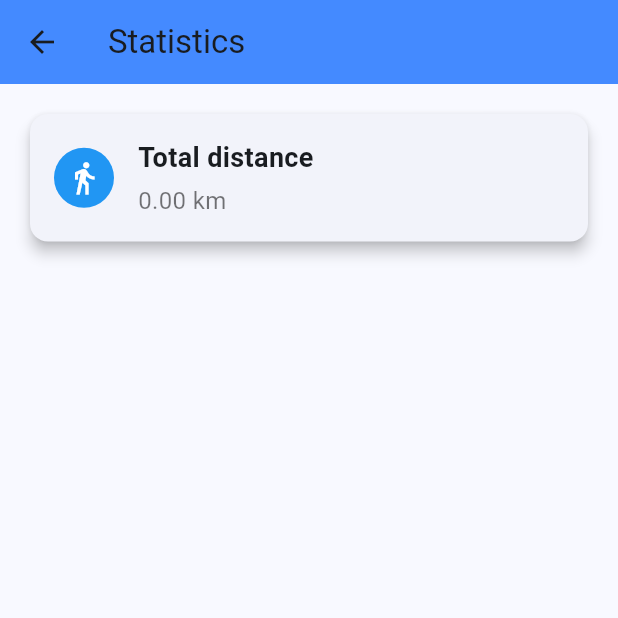
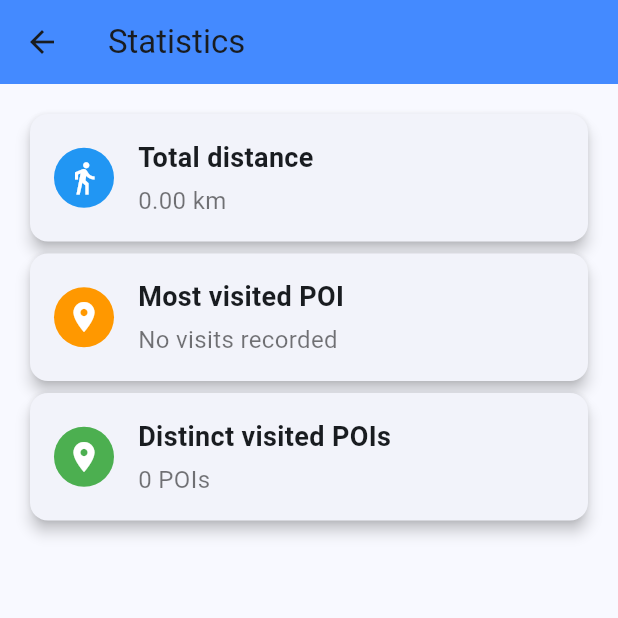
Before and after one commit to Tymisko/cieszyn-guide, a Flutter app: the screen it shows after launch, in the side drawer, after a tap on "Statistics", on a phone screen of 412 x 824 dp, the top half of it. Run offline on Flutter 3.47's test engine with Material 3 defaults, Android fonts, the phone set to English and light mode, and no system bars; our stand-ins replace flutter_map, geolocator, latlong2, sqflite; accounts and stored records are empty.

Commit message:
POIs statistics done

```diff
--- a/lib/features/db/app_database.dart
+++ b/lib/features/db/app_database.dart
@@ -22,6 +22,9 @@ class AppDatabase {
         db.execute(
           'CREATE TABLE statistics(id INTEGER PRIMARY KEY AUTOINCREMENT, distance REAL, timestamp TEXT)',
         );
+        db.execute(
+          'CREATE TABLE visited_pois(id INTEGER PRIMARY KEY AUTOINCREMENT, poi_id INTEGER, visit_count INTEGER, last_visited TEXT, visit_timestamp TEXT, FOREIGN KEY (poi_id) REFERENCES pois(id))'
+        );
       },
     );
   }
--- a/lib/features/geolocation/screens/statistic_screen.dart
+++ b/lib/features/geolocation/screens/statistic_screen.dart
@@ -10,12 +10,16 @@ class StatisticsScreen extends StatefulWidget {
 
 class _StatisticsScreenState extends State<StatisticsScreen> {
   late Future<double> totalKilometers;
+  late Future<Map<String, dynamic>> mostVisitedPOI;
+  late Future<int> distinctPOICount;
 
   @override
   void initState() {
     super.initState();
     final statisticService = StatisticService();
     totalKilometers = statisticService.getTotalDistance();
+    mostVisitedPOI = statisticService.getMostVisitedPOI();
+    distinctPOICount = statisticService.getDistinctVisitedPOIsCount();
   }
 
   @override
@@ -44,6 +48,27 @@ class _StatisticsScreenState extends State<StatisticsScreen> {
 
             final totalKilometers = snapshot.data ?? 0.0;
 
+            return FutureBuilder<Map<String, dynamic>>(
+              future: mostVisitedPOI,
+              builder: (context, mostVisitedSnapshot) {
+                if (mostVisitedSnapshot.connectionState == ConnectionState.waiting) {
+                  return const Center(child: CircularProgressIndicator());
+                }
+
+                final mostVisitedData = mostVisitedSnapshot.data ?? {};
+                final mostVisitedPOI = mostVisitedData.isNotEmpty
+                    ? 'POI ID: ${mostVisitedData['poi_id']} with ${mostVisitedData['visit_count']} visits'
+                    : 'No visits recorded';
+
+                return FutureBuilder<int>(
+                  future: distinctPOICount,
+                  builder: (context, distinctPOICountSnapshot) {
+                    if (distinctPOICountSnapshot.connectionState == ConnectionState.waiting) {
+                      return const Center(child: CircularProgressIndicator());
+                    }
+
+                    final distinctPOIs = distinctPOICountSnapshot.data ?? 0;
+
                     return Column(
                       crossAxisAlignment: CrossAxisAlignment.stretch,
                       children: [
@@ -53,7 +78,23 @@ class _StatisticsScreenState extends State<StatisticsScreen> {
                           Icons.directions_walk,
                           Colors.blue,
                         ),
+                        _buildStatCard(
+                          'Most visited POI',
+                          mostVisitedPOI,
+                          Icons.location_on,
+                          Colors.orange,
+                        ),
+                        _buildStatCard(
+                          'Distinct visited POIs',
+                          '$distinctPOIs POIs',
+                          Icons.place,
+                          Colors.green,
+                        ),
                       ],
+                    );
+                  },
+                );
+              },
             );
           },
         ),
--- a/lib/features/geolocation/services/location_service.dart
+++ b/lib/features/geolocation/services/location_service.dart
@@ -26,6 +26,7 @@ class LocationService {
   Position? _previousPosition;
 
   bool get isMockWalkingEnabled => _mockWalkingEnabled;
+
   bool get isUsingMockLocation => _useMockLocation;
 
   void toggleMockWalking(bool enabled) {
@@ -39,7 +40,7 @@ class LocationService {
     _stopWalking();
     _walkingTimer = Timer.periodic(
       _mockLocationUpdateInterval,
-          (_) => _makeStep(direction),
+      (_) => _makeStep(direction),
     );
   }
 
@@ -62,6 +63,7 @@ class LocationService {
       final distance = _calculateDistance(_previousPosition!, _mockedPosition!);
       print("Dystans przebytej drogi: $distance meters");
       await saveDistance(distance);
+      await checkAndMarkPOIVisited(_mockedPosition!);
     }
 
     _previousPosition = _mockedPosition;
@@ -102,6 +104,71 @@ class LocationService {
       altitudeAccuracy: _defaultMockValues['altitudeAccuracy']!,
       headingAccuracy: _defaultMockValues['headingAccuracy']!,
     );
+  }
+
+  Future<void> checkAndMarkPOIVisited(Position position) async {
+    const double proximityThreshold = 25.0;
+
+    final db = await AppDatabase.getDatabase();
+    final List<Map<String, dynamic>> pois = await db.query('pois');
+
+    for (var poi in pois) {
+      final double distance = Geolocator.distanceBetween(
+        position.latitude,
+        position.longitude,
+        poi['latitude'],
+        poi['longitude'],
+      );
+
+      if (distance < proximityThreshold) {
+        await _checkAndMarkPOIAsVisited(poi['id']);
+      }
+    }
+  }
+
+  Future<void> _checkAndMarkPOIAsVisited(int poiId) async {
+    final db = await AppDatabase.getDatabase();
+
+    final List<Map<String, dynamic>> visits = await db.query(
+      'visited_pois',
+      where: 'poi_id = ?',
+      whereArgs: [poiId],
+      orderBy: 'visit_timestamp DESC',
+      limit: 1,
+    );
+
+    if (visits.isNotEmpty) {
+      final lastVisitTimestamp =
+          DateTime.parse(visits.first['visit_timestamp']);
+      final currentTimestamp = DateTime.now();
+      final difference = currentTimestamp.difference(lastVisitTimestamp);
+
+      if (difference.inMinutes >= 5) {
+        await _markPOIAsVisited(poiId);
+      }
+    } else {
+      await _markPOIAsVisited(poiId);
+    }
+  }
+
+  Future<void> _markPOIAsVisited(int poiId) async {
+    final db = await AppDatabase.getDatabase();
+    final poi = await db.query(
+      'pois',
+      where: 'id = ?',
+      whereArgs: [poiId],
+    );
+
+    if (poi.isNotEmpty) {
+      await db.insert(
+        'visited_pois',
+        {
+          'poi_id': poiId,
+          'visit_timestamp': DateTime.now().toIso8601String(),
+        },
+        conflictAlgorithm: ConflictAlgorithm.replace,
+      );
+    }
   }
 
   Future<Position> getCurrentLocation() async {
@@ -156,7 +223,6 @@ class LocationService {
     );
   }
 
-
   void setMockedLocation(double latitude, double longitude) {
     _previousPosition = _mockedPosition;
     _mockedPosition = _createMockPosition(latitude, longitude);
@@ -168,14 +234,17 @@ class LocationService {
 
   double _calculateDistance(Position start, Position end) {
     return Geolocator.distanceBetween(
-      start.latitude, start.longitude,
-      end.latitude, end.longitude,
+      start.latitude,
+      start.longitude,
+      end.latitude,
+      end.longitude,
     );
   }
 }
 
 class LocationException implements Exception {
   final String message;
+
   const LocationException(this.message);
 
   @override
--- a/lib/features/geolocation/services/statistic_service.dart
+++ b/lib/features/geolocation/services/statistic_service.dart
@@ -16,4 +16,45 @@ class StatisticService {
       return 0.0;
     }
   }
+
+  Future<Map<String, dynamic>> getMostVisitedPOI() async {
+    try {
+      final db = await AppDatabase.getDatabase();
+      final result = await db.rawQuery('''
+        SELECT poi_id, COUNT(*) as visit_count
+        FROM visited_pois
+        GROUP BY poi_id
+        ORDER BY visit_count DESC
+        LIMIT 1
+      ''');
+
+      if (result.isNotEmpty) {
+        final mostVisitedPOI = result.first;
+        return {
+          'poi_id': mostVisitedPOI['poi_id'],
+          'visit_count': mostVisitedPOI['visit_count'],
+        };
+      }
+      return {};
+    } catch (e) {
+      return {};
+    }
+  }
+
+  Future<int> getDistinctVisitedPOIsCount() async {
+    try {
+      final db = await AppDatabase.getDatabase();
+      final result = await db.rawQuery('''
+        SELECT COUNT(DISTINCT poi_id) as distinct_count
+        FROM visited_pois
+      ''');
+
+      if (result.isNotEmpty && result.first['distinct_count'] != null) {
+        return result.first['distinct_count'] as int;
+      }
+      return 0;
+    } catch (e) {
+      return 0;
+    }
+  }
 }
```
Lines whose indentation alone changed are shown as unchanged.
